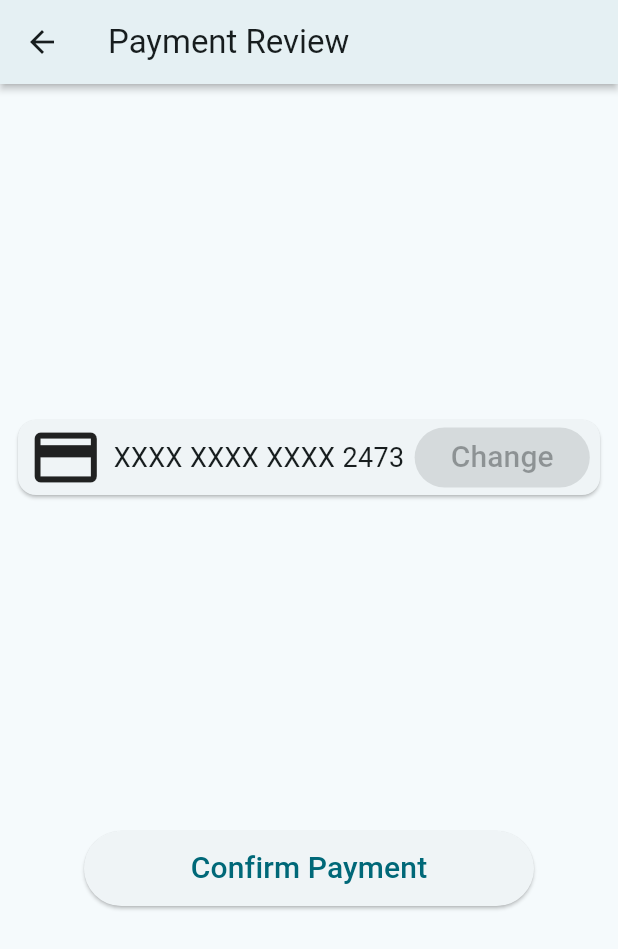
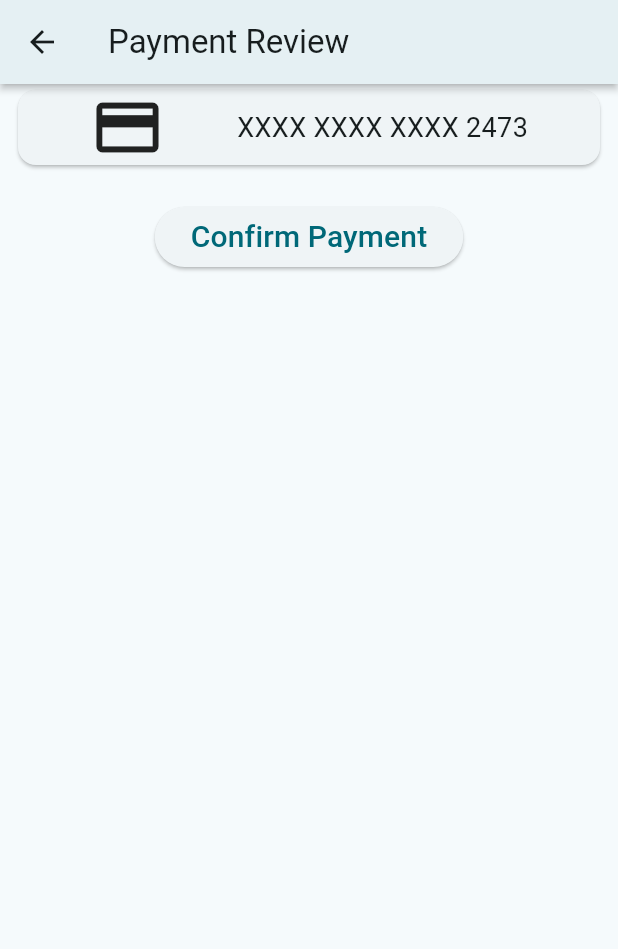
Before and after one commit to khoulyy/Egyplorer, a Flutter app: the PaymentPage screen opened by its route, on a phone screen of 412 x 824 dp. Shown: the top 949 px of the screen. Run offline on Flutter 3.47's test engine with Material 2 defaults, Android fonts, the phone set to English and light mode, and no system bars; our stand-ins replace cloud_firestore, firebase_auth, firebase_core, font_awesome_flutter, google_nav_bar, google_sign_in and 2 more; accounts and stored records are empty.

Commit message:
refactored the code and added activities to payment screen

```diff
--- a/lib/screens/payment_page.dart
+++ b/lib/screens/payment_page.dart
@@ -1,10 +1,18 @@
 import 'package:flutter/material.dart';
+import 'package:project/screens/search_screen.dart';
 import 'package:project/screens/successful_screen.dart';
 
-class PaymentPage extends StatelessWidget {
+import '../components/search_activites_widget.dart';
+
+class PaymentPage extends StatefulWidget {
   const PaymentPage({super.key});
   static String id = 'PaymentPage';
 
+  @override
+  State<PaymentPage> createState() => _PaymentPageState();
+}
+
+class _PaymentPageState extends State<PaymentPage> {
   @override
   Widget build(BuildContext context) {
     return Scaffold(
@@ -15,9 +23,31 @@ class PaymentPage extends StatelessWidget {
       ),
       body: Padding(
         padding: const EdgeInsets.symmetric(horizontal: 8.0),
+        child: SingleChildScrollView(
           child: Column(
             mainAxisAlignment: MainAxisAlignment.spaceEvenly,
             children: [
+              ListView.builder(
+                shrinkWrap: true,
+                physics: const ClampingScrollPhysics(),
+                itemCount: cart.length,
+                itemBuilder: (context, index) {
+                  return ActivityWidget(
+                    text: 'Remove',
+                    icon: Icons.remove_circle,
+                    onPressed: () {
+                      setState(() {
+                        cart.removeAt(cart.indexOf(cart[index]));
+                      });
+                    },
+                    url: cart[index]['url'],
+                    activityName: cart[index]['activityName'],
+                    activityLocation: cart[index]['activityLocation'],
+                    duration: cart[index]['duration'],
+                    price: cart[index]['price'],
+                  );
+                },
+              ),
               const Card(
                 child: Row(
                   mainAxisAlignment: MainAxisAlignment.spaceEvenly,
@@ -30,19 +60,11 @@ class PaymentPage extends StatelessWidget {
                       'XXXX XXXX XXXX 2473',
                       style: TextStyle(fontSize: 18),
                     ),
-                  ElevatedButton(
-                    onPressed: null,
-                    child: Text(
-                      'Change',
-                      style: TextStyle(fontSize: 20),
-                    ),
-                  ),
                   ],
                 ),
               ),
-            SizedBox(
-              width: 300,
-              height: 50,
+              Padding(
+                padding: const EdgeInsets.only(bottom: 20, top: 20),
                 child: ElevatedButton(
                   onPressed: () {
                     Navigator.pushNamed(context, SucssesfulScreen.id);
@@ -56,6 +78,7 @@ class PaymentPage extends StatelessWidget {
             ],
           ),
         ),
+      ),
     );
   }
 }
--- a/lib/screens/search_screen.dart
+++ b/lib/screens/search_screen.dart
@@ -43,7 +43,7 @@ class _SearchScreenState extends State<SearchScreen> {
                       "price": '${snapshot.data!.docs[index]['Price']}',
                     };
                     if (cart.contains(activityItem)) {
-                      print('this item is already in cart');
+                      return print('this item is already in cart');
                     } else {
                       cart.add(activityItem);
                     }
```
Also changed, not shown: lib/screens/cart_screen.dart (+18 -2 lines), lib/screens/credit_card_input_screen.dart (+36 -25 lines). Lines whose indentation alone changed are shown as unchanged.
